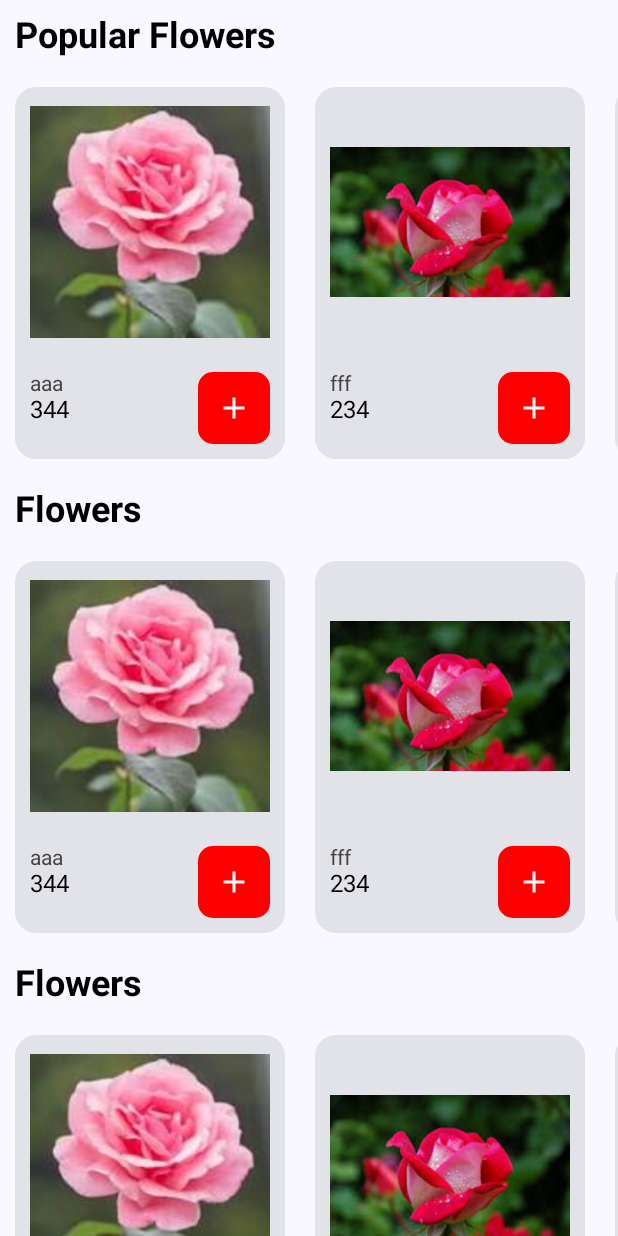
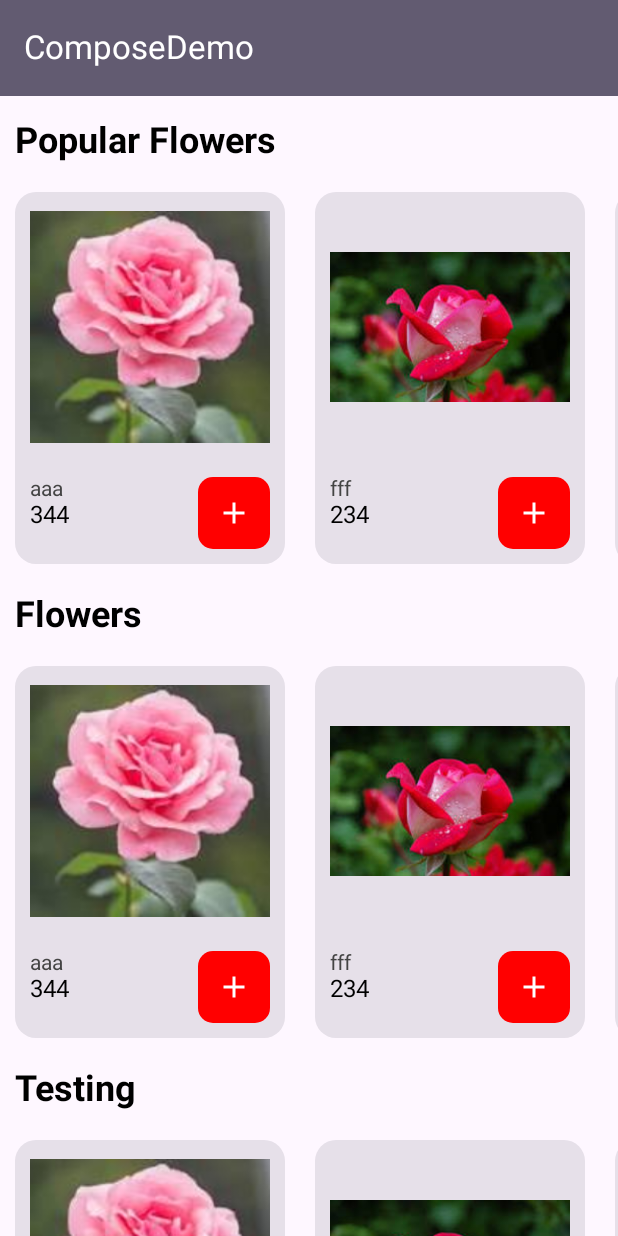
Before and after one commit to Rakesh5740/ComposeDemo, an Android app built with Jetpack Compose: the screen it shows after launch (FlowerActivity), on a phone screen of 412 x 824 dp. Run offline under Robolectric (Android 15) with nearby library versions, the phone set to English and light mode, and no system bars.

```diff
--- a/app/src/main/AndroidManifest.xml
+++ b/app/src/main/AndroidManifest.xml
@@ -6,9 +6,9 @@
         android:allowBackup="true"
         android:dataExtractionRules="@xml/data_extraction_rules"
         android:fullBackupContent="@xml/backup_rules"
-        android:icon="@mipmap/ic_launcher"
+        android:icon="@drawable/img_1"
         android:label="@string/app_name"
-        android:roundIcon="@mipmap/ic_launcher_round"
+        android:roundIcon="@drawable/img_1"
         android:supportsRtl="true"
         android:theme="@style/Theme.ComposeDemo"
         tools:targetApi="31">
--- a/app/src/main/java/com/composetutorail/FlowerActivity.kt
+++ b/app/src/main/java/com/composetutorail/FlowerActivity.kt
@@ -1,5 +1,6 @@
 package com.composetutorail
 
+import android.annotation.SuppressLint
 import android.os.Bundle
 import androidx.activity.ComponentActivity
 import androidx.activity.compose.setContent
@@ -7,7 +8,6 @@ import androidx.compose.foundation.Image
 import androidx.compose.foundation.background
 import androidx.compose.foundation.layout.Column
 import androidx.compose.foundation.layout.Row
-import androidx.compose.foundation.layout.fillMaxSize
 import androidx.compose.foundation.layout.fillMaxWidth
 import androidx.compose.foundation.layout.padding
 import androidx.compose.foundation.layout.size
@@ -19,11 +19,19 @@ import androidx.compose.foundation.shape.RoundedCornerShape
 import androidx.compose.foundation.verticalScroll
 import androidx.compose.material.icons.Icons
 import androidx.compose.material.icons.filled.Add
+import androidx.compose.material.icons.filled.Menu
 import androidx.compose.material3.Card
+import androidx.compose.material3.ExperimentalMaterial3Api
 import androidx.compose.material3.Icon
 import androidx.compose.material3.IconButton
+import androidx.compose.material3.ListItemDefaults.contentColor
+import androidx.compose.material3.MaterialTheme
+import androidx.compose.material3.Scaffold
 import androidx.compose.material3.Surface
 import androidx.compose.material3.Text
+import androidx.compose.material3.TopAppBar
+import androidx.compose.material3.TopAppBarColors
+import androidx.compose.material3.TopAppBarDefaults
 import androidx.compose.runtime.Composable
 import androidx.compose.ui.Alignment
 import androidx.compose.ui.Modifier
@@ -41,23 +49,42 @@ import com.composetutorail.ui.theme.ComposeDemoTheme
 class FlowerActivity : ComponentActivity() {
 
 
+    @SuppressLint("UnusedMaterial3ScaffoldPaddingParameter")
+    @OptIn(ExperimentalMaterial3Api::class)
     override fun onCreate(savedInstanceState: Bundle?) {
         super.onCreate(savedInstanceState)
         setContent {
-            ComposeDemoTheme {
-                Surface(
-                    modifier = Modifier.verticalScroll(rememberScrollState())
-                ) {
-                    PopularFlowersList()
-                }
-            }
+            Scaffold(
+                topBar = {
+                    TopAppBar(
+                        colors = TopAppBarDefaults.smallTopAppBarColors(
+                            containerColor = MaterialTheme.colorScheme.secondary,
+                            titleContentColor = Color.White,
+                        ),
+                        title = {
+                            Text(text = "ComposeDemo")
+                        },
+//                        navigationIcon = {
+//                            IconButton(onClick = { }) {
+//                                Icon(Icons.Filled.Menu, "")
+//                            }
+//                        },
+                    )
+                }, content = {
+                    Surface(
+                        modifier = Modifier.verticalScroll(rememberScrollState()),
+                        color = MaterialTheme.colorScheme.background
+                    ) {
+                        MainScreen()
+                    }
+                })
         }
     }
 
     @Composable
-    private fun PopularFlowersList() {
+    private fun MainScreen() {
         Column {
-            Surface(modifier = Modifier.padding(10.dp)) {
+            Surface(modifier = Modifier.padding(10.dp, 80.dp, 10.dp, 10.dp)) {
                 Text(
                     text = "Popular Flowers",
                     style = TextStyle(
@@ -91,7 +118,7 @@ class FlowerActivity : ComponentActivity() {
             }
             Surface(modifier = Modifier.padding(10.dp)) {
                 Text(
-                    text = "Flowers",
+                    text = "Testing",
                     style = TextStyle(
                         color = Color.Black,
                         fontSize = 24.sp,
@@ -199,7 +226,7 @@ class FlowerActivity : ComponentActivity() {
     @Composable
     fun FlowersPreview() {
         ComposeDemoTheme {
-            PopularFlowersList()
+            MainScreen()
         }
     }
 }
```
Also changed, not shown: app/src/main/java/com/composetutorail/AppBar.kt (added, +66 -0 lines).
